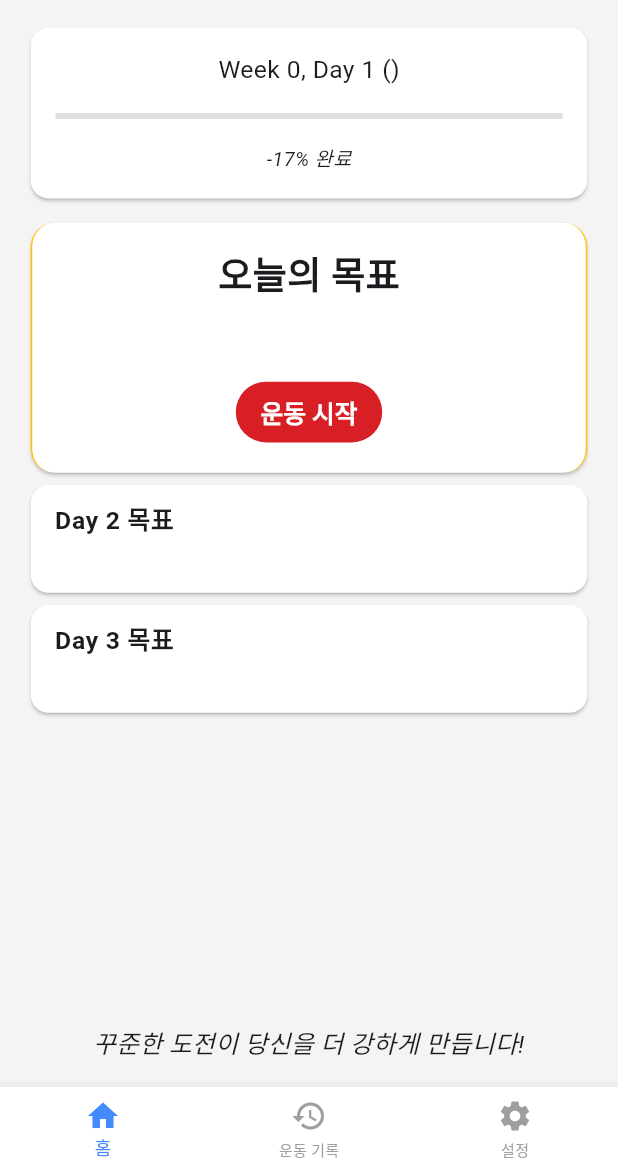
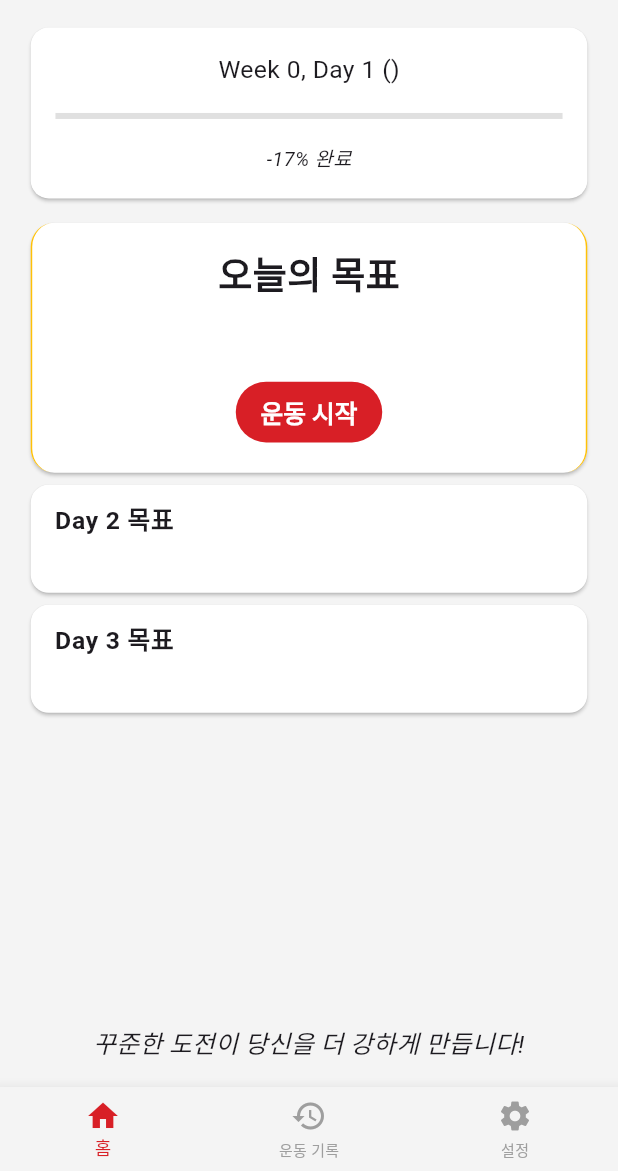
Before and after one commit to JYB0/push100, a Flutter app: the BottomNavigation screen opened directly with empty values, on a phone screen of 412 x 824 dp, the part 65-1236 px from its top. Run offline on Flutter 3.47's test engine with Material 3 defaults, Android fonts, the phone set to English and light mode, and no system bars; our stand-ins replace adaptive_dialog, flutter_local_notifications, google_fonts, shared_preferences, vibration; accounts and stored records are empty.

Commit message:
bottom_navigation_bar_apply

```diff
--- a/lib/screens/bottom_navigation.dart
+++ b/lib/screens/bottom_navigation.dart
@@ -1,5 +1,6 @@
 import 'package:animations/animations.dart';
 import 'package:flutter/material.dart';
+import 'package:push100/main.dart';
 import 'package:push100/screens/home_screen.dart';
 import 'package:push100/screens/workout_history_screen.dart';
 import 'package:push100/screens/setting_screen.dart';
@@ -41,12 +42,12 @@ class BottomNavigationState extends State<BottomNavigation> {
 
     return Scaffold(
       body: AnimatedSwitcher(
-        duration: const Duration(milliseconds: 600),
+        duration: const Duration(milliseconds: 300),
         transitionBuilder: (child, animation) {
           return SharedAxisTransition(
             animation: animation,
             secondaryAnimation: const AlwaysStoppedAnimation(0),
-            transitionType: SharedAxisTransitionType.horizontal,
+            transitionType: SharedAxisTransitionType.scaled,
             child: child,
           );
         },
@@ -55,9 +56,11 @@ class BottomNavigationState extends State<BottomNavigation> {
       bottomNavigationBar: BottomNavigationBar(
         currentIndex: _currentIndex,
         onTap: (index) {
-          setState(() {
-            _currentIndex = index;
-          });
+          setState(
+            () {
+              _currentIndex = index;
+            },
+          );
         },
         items: [
           BottomNavigationBarItem(
@@ -73,12 +76,12 @@ class BottomNavigationState extends State<BottomNavigation> {
             label: "설정",
           ),
         ],
-        selectedItemColor: Colors.blueAccent,
+        selectedItemColor: AppColors.redPrimary,
         unselectedItemColor: Colors.grey,
         selectedFontSize: isTablet ? 14 : 12,
         unselectedFontSize: isTablet ? 12 : 10,
         type: BottomNavigationBarType.fixed,
-        backgroundColor: Colors.white,
+        backgroundColor: AppColors.greyPrimary,
       ),
     );
   }
```
